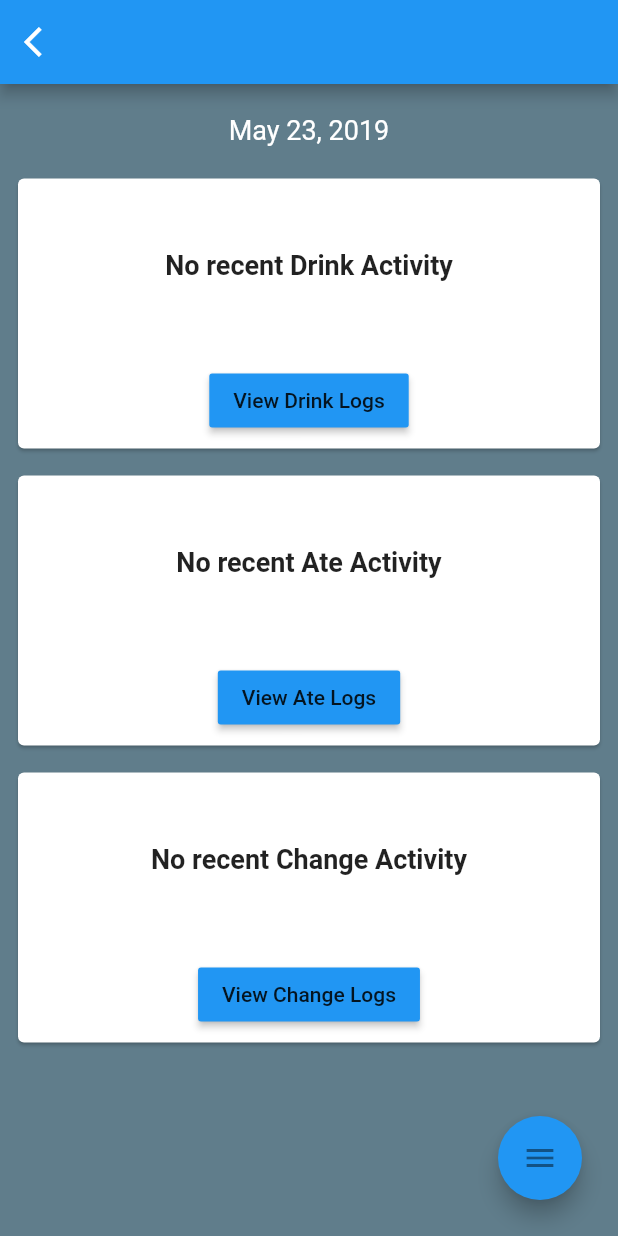
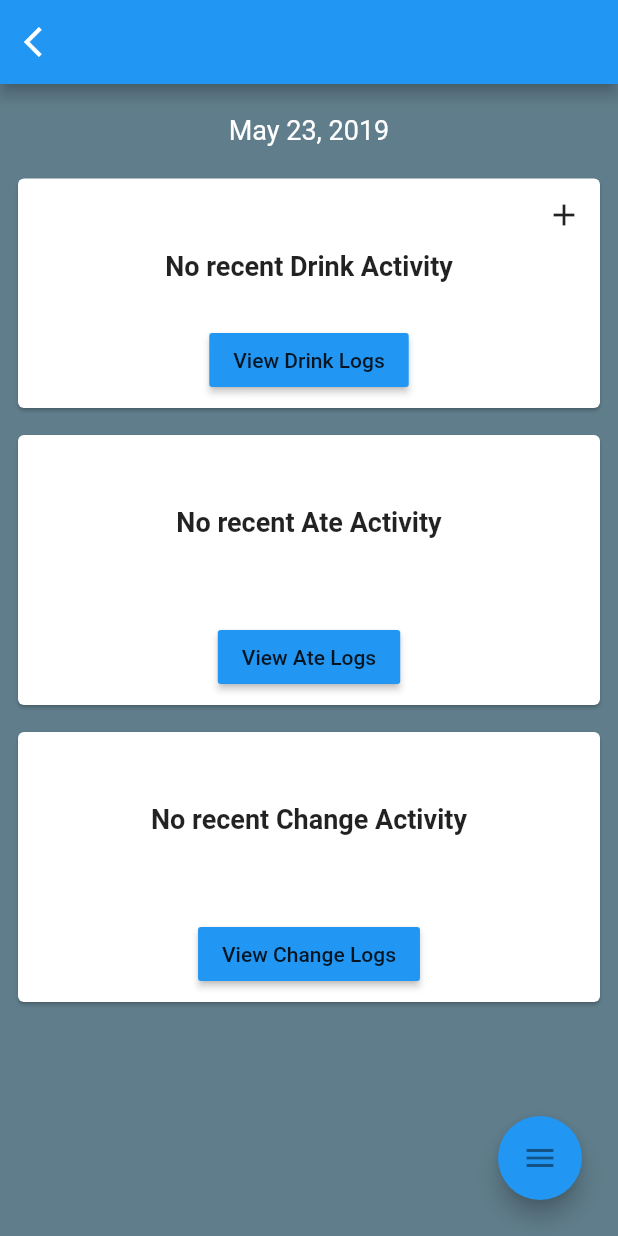
Before and after one commit to tfreebern2/baby_assistant, a Flutter app: the ChildDetailScreen screen opened directly with empty values, on a phone screen of 412 x 824 dp. Run offline on Flutter 3.47's test engine with Material 2 defaults, Android fonts, the phone set to English and light mode, and no system bars; our stand-ins replace datetime_picker_formfield, sqflite; accounts and stored records are empty.

Commit message:
Update LastDrinkActivity Card & Log Activity Params

```diff
--- a/lib/ui/child_detail_screen.dart
+++ b/lib/ui/child_detail_screen.dart
@@ -12,6 +12,8 @@ import 'package:baby_assistant/widget/fab_list.dart';
 import 'package:flutter/cupertino.dart';
 import 'package:flutter/material.dart';
 import 'package:flutter/foundation.dart' as foundation;
+
+import 'log/log_drink_activity.dart';
 
 bool get isIOS => foundation.defaultTargetPlatform == TargetPlatform.iOS;
 
@@ -47,7 +49,8 @@ class _ChildDetailScreenState extends State<ChildDetailScreen> {
       return CupertinoPageScaffold(
         navigationBar: CupertinoNavigationBar(
           leading: CupertinoButton(
-                child: Icon(Icons.arrow_back_ios, color: Colors.white, size: 16.0),
+              child:
+                  Icon(Icons.arrow_back_ios, color: Colors.white, size: 16.0),
               onPressed: () {
                 Navigator.push(
                     context, CupertinoPageRoute(builder: (context) => Home()));
@@ -55,12 +58,6 @@ class _ChildDetailScreenState extends State<ChildDetailScreen> {
           middle: Text(
             widget.child.firstName,
             style: TextStyle(color: Colors.white),
-            ),
-            trailing: CupertinoButton(
-              child: Icon(Icons.more_horiz, color: Colors.white,),
-              onPressed: () {
-//                FabList(child: widget.child);
-              },
           ),
         ),
         child: SafeArea(
@@ -75,18 +72,9 @@ class _ChildDetailScreenState extends State<ChildDetailScreen> {
                   ),
                 ),
               ),
-                SizedBox(height: 20.0,),
-                CupertinoSegmentedControl<int>(
-                  children: {
-                    0: Text('Drink'),
-                    1: Text('Ate'),
-                    2: Text('Change'),
-                    3: Text('Nap')
-                  },
-                  groupValue: _activityType,
-                  onValueChanged: (type) => setState(() => _activityType = type),
+              SizedBox(
+                height: 20.0,
               ),
-                SizedBox(height: 20.0,),
               Padding(
                 padding: const EdgeInsets.all(8.0),
                 child: Column(
@@ -109,9 +97,6 @@ class _ChildDetailScreenState extends State<ChildDetailScreen> {
             ],
           ),
         ),
-//          floatingActionButton: FabList(
-//            child: widget.child,
-//          )
       );
     } else {
       return Scaffold(
@@ -178,14 +163,25 @@ class _ChildDetailScreenState extends State<ChildDetailScreen> {
       return Card(
         child: Column(
           children: <Widget>[
+            Row(
+              mainAxisAlignment: MainAxisAlignment.end,
+              children: <Widget>[
+                IconButton(
+                  icon: Icon(Icons.add),
+                  onPressed: () => Navigator.push(
+                      context,
+                      MaterialPageRoute(
+                          builder: (context) => LogDrink(
+                                child: widget.child,
+                              ))),
+                ),
+              ],
+            ),
             Padding(
-              padding: const EdgeInsets.all(30.0),
-              child: ListTile(
-                title: Center(
+              padding: const EdgeInsets.only(bottom: 20.0),
               child: Text(
                 'No recent Drink Activity',
                 style: TextStyle(fontSize: 18.0, fontWeight: FontWeight.bold),
-                )),
               ),
             ),
             Padding(
@@ -202,7 +198,7 @@ class _ChildDetailScreenState extends State<ChildDetailScreen> {
                               )));
                 },
               ),
-            )
+            ),
           ],
         ),
       );
@@ -290,16 +286,14 @@ class _ChildDetailScreenState extends State<ChildDetailScreen> {
                     Navigator.push(
                         context,
                         CupertinoPageRoute(
-                            builder: (context) =>
-                                ChildAteList(
+                            builder: (context) => ChildAteList(
                                   child: widget.child,
                                 )));
                   } else {
                     Navigator.push(
                         context,
                         MaterialPageRoute(
-                            builder: (context) =>
-                                ChildAteList(
+                            builder: (context) => ChildAteList(
                                   child: widget.child,
                                 )));
                   }
```
Also changed, not shown: lib/ui/log/log_ate_activity.dart (+3 -4 lines), lib/ui/log/log_change_activity.dart (+3 -4 lines), lib/ui/log/log_drink_activity.dart (+3 -4 lines), lib/widget/fab_list.dart (+2 -5 lines). Lines whose indentation alone changed are shown as unchanged.
